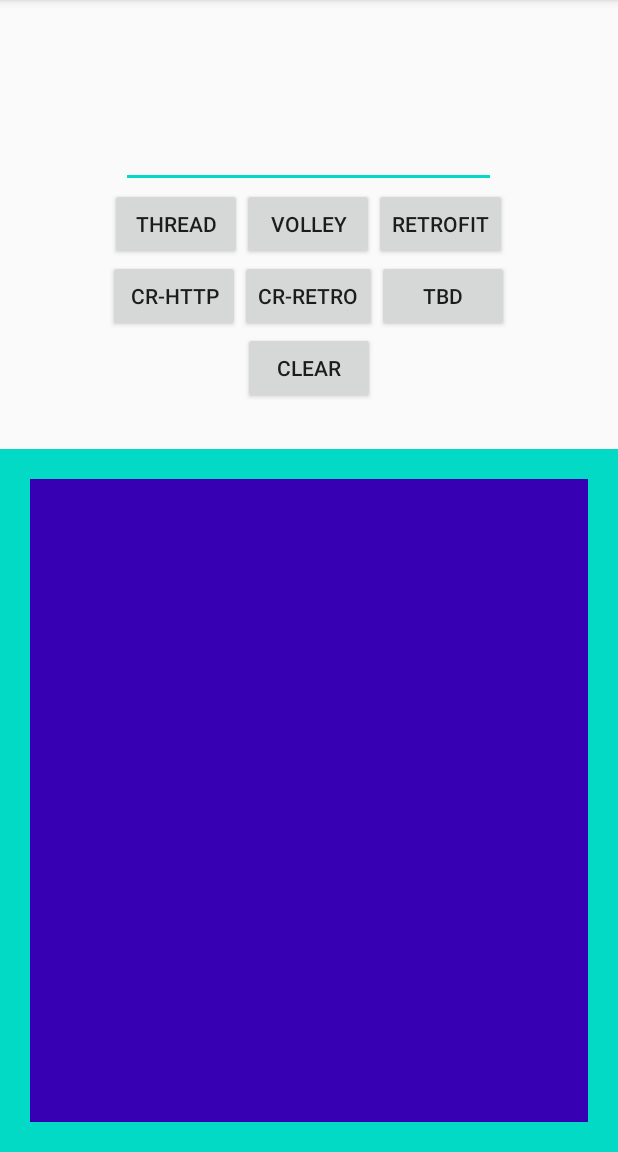
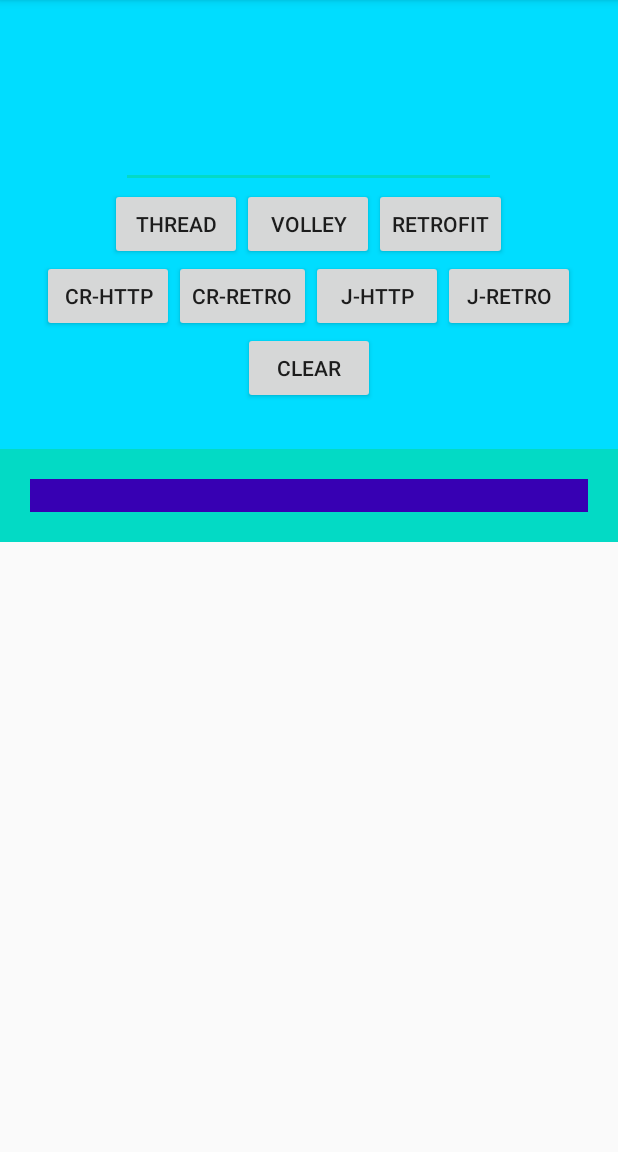
Before and after one commit to xizsmin/Async_Local, an Android app: the screen it shows after launch (MainActivity), on a phone screen of 412 x 824 dp, the part 84-1236 px from its top. Run offline under Robolectric (Android 15) with nearby library versions, the phone set to English and light mode, and no system bars; our stand-ins replace Volley.

Commit message:
[UI]  - MainActivity.kt: treating UI controller destroy/recreation with onSavedInstanceState  - activity_main.xml: Applied scrollview to make the activity scrollable  - build.gradle: ready for rxjava

```diff
--- a/app/build.gradle
+++ b/app/build.gradle
@@ -38,6 +38,7 @@ dependencies {
     implementation 'com.squareup.retrofit2:retrofit:2.9.0'
     implementation 'com.squareup.retrofit2:converter-gson:2.9.0'
     implementation 'org.jetbrains.kotlinx:kotlinx-coroutines-android:1.4.1'
+    implementation 'io.reactivex.rxjava2:rxkotlin:2.4.0'
     testImplementation 'junit:junit:4.12'
     androidTestImplementation 'androidx.test.ext:junit:1.1.2'
     androidTestImplementation 'androidx.test.espresso:espresso-core:3.3.0'
--- a/app/src/main/res/layout/activity_main.xml
+++ b/app/src/main/res/layout/activity_main.xml
@@ -1,10 +1,17 @@
 <?xml version="1.0" encoding="utf-8"?>
-<RelativeLayout xmlns:android="http://schemas.android.com/apk/res/android"
+
+<ScrollView xmlns:android="http://schemas.android.com/apk/res/android"
     xmlns:app="http://schemas.android.com/apk/res-auto"
     xmlns:tools="http://schemas.android.com/tools"
+    android:layout_height="wrap_content"
+    android:layout_width = "match_parent"
+    tools:context=".MainActivity">
+
+<RelativeLayout
+    android:background="@android:color/holo_blue_bright"
     android:layout_width="match_parent"
-    android:layout_height="match_parent"
-    tools:context=".MainActivity">
+    android:layout_height="match_parent">
+
     <EditText
         android:id="@+id/edittext_address"
         android:layout_width="250dp"
@@ -58,10 +65,16 @@
             android:text="CR-RETRO"/>
 
         <Button
-            android:id="@+id/button_test2"
+            android:id="@+id/button_request_java_http"
             android:layout_width="wrap_content"
             android:layout_height="wrap_content"
-            android:text="TBD"/>
+            android:text="J-HTTP"/>
+
+        <Button
+            android:id="@+id/button_request_java_retrofit"
+            android:layout_width="wrap_content"
+            android:layout_height="wrap_content"
+            android:text="J-RETRO"/>
     </LinearLayout>
 
     <Button
@@ -96,8 +109,7 @@
                 android:layout_width="wrap_content"
                 android:layout_height="wrap_content"/>
         </ScrollView>
-
     </RelativeLayout>
 
-
 </RelativeLayout>
+</ScrollView>
```
Also changed, not shown: app/src/main/java/com/example/async_local/MainActivity.kt (+12 -0 lines), app/src/main/java/com/example/async_local/RequestJava.java (added, +51 -0 lines).
